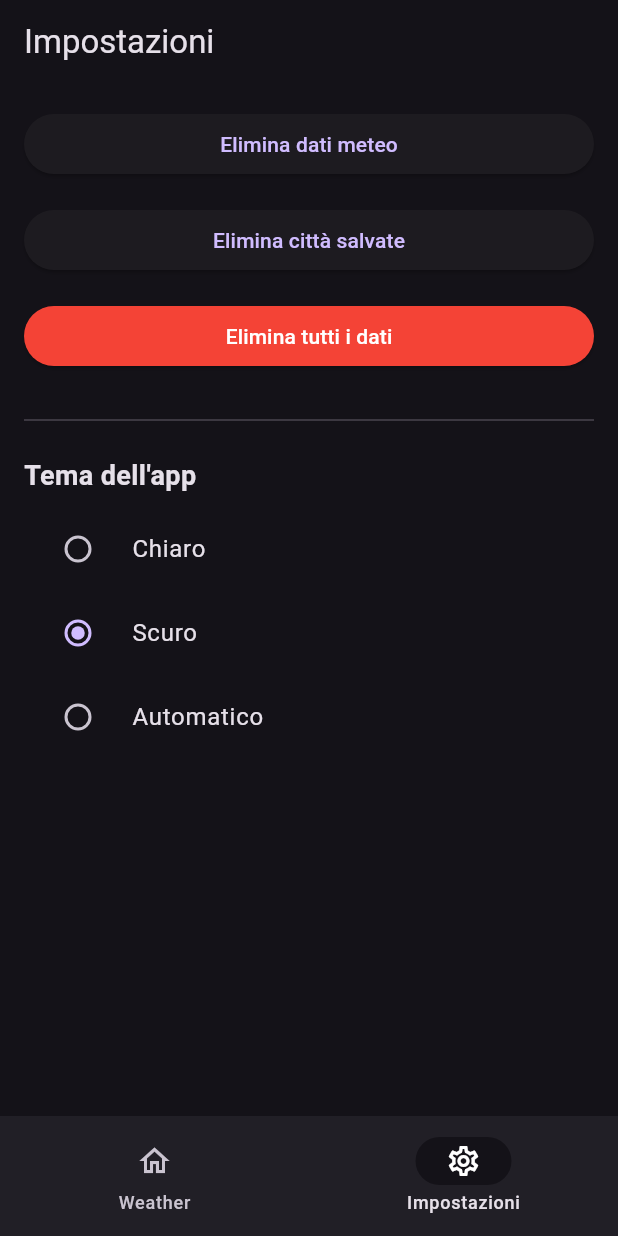
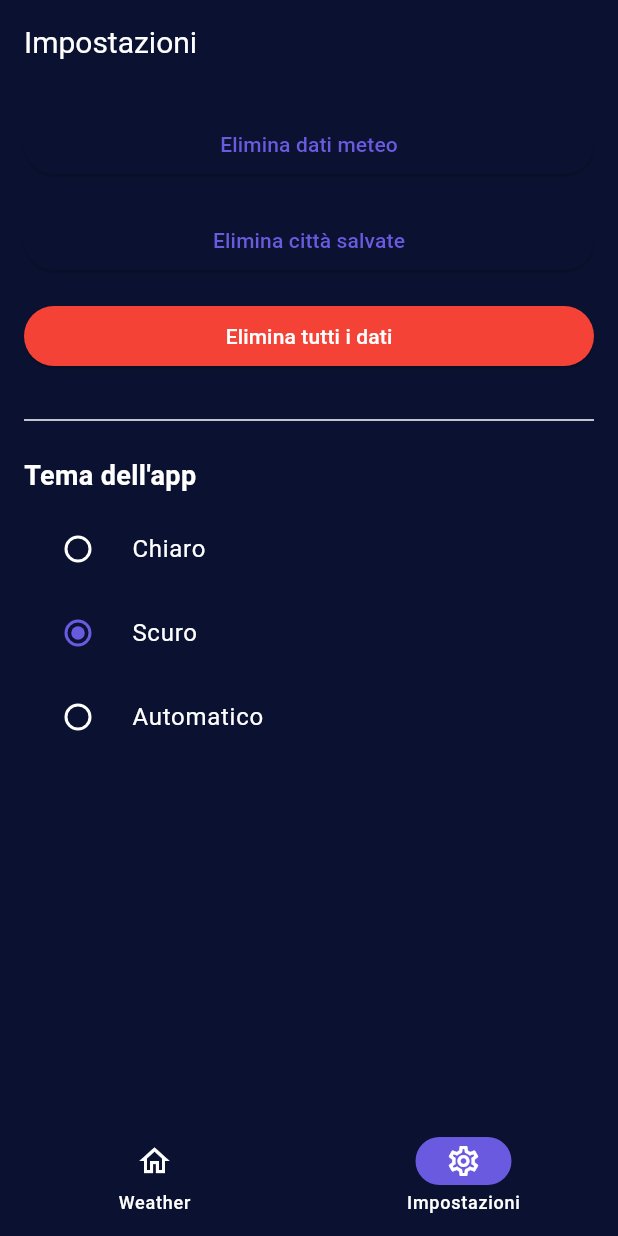
Before and after one commit to NicolaBuomp/meteo_app_esercizio_9, a Flutter app: the screen it shows after launch, item 2 of the bottom bar chosen, after a tap on "Scuro", on a phone screen of 412 x 824 dp. Run offline on Flutter 3.47's test engine with Material 3 defaults, Android fonts, the phone set to English and light mode, and no system bars; our stand-ins replace dio, flutter_riverpod, geolocator, go_router, shared_preferences.

Commit message:
nuova UI

```diff
--- /dev/null
+++ b/lib/Base/service/theme_service.dart
@@ -0,0 +1,27 @@
+import 'dart:convert';
+import 'package:shared_preferences/shared_preferences.dart';
+import 'package:flutter/material.dart';
+
+class ThemeService {
+  static const String _themeKey = 'selectedTheme';
+
+  Future<void> saveTheme(ThemeMode themeMode) async {
+    final prefs = await SharedPreferences.getInstance();
+    await prefs.setString(_themeKey, jsonEncode(themeMode.toString()));
+  }
+
+  Future<ThemeMode> loadTheme() async {
+    final prefs = await SharedPreferences.getInstance();
+    final themeString = prefs.getString(_themeKey);
+
+    if (themeString != null) {
+      if (themeString == ThemeMode.dark.toString()) {
+        return ThemeMode.dark;
+      } else {
+        return ThemeMode.light;
+      }
+    } else {
+      return ThemeMode.light;
+    }
+  }
+}
--- /dev/null
+++ b/lib/Base/theme/app_theme.dart
@@ -0,0 +1,69 @@
+import 'package:flutter/material.dart';
+
+class AppTheme {
+  static const Color lightPrimaryColor = Color(0xFF6F62FD);
+  static const Color lightBackgroundColor = Color(0xFF6F62FD);
+  static const Color darkPrimaryColor = Color.fromARGB(255, 35, 26, 130);
+  static const Color darkBackgroundColor = Color.fromARGB(255, 36, 27, 133);
+
+  static final ThemeData lightTheme = ThemeData(
+    brightness: Brightness.light,
+    primaryColor: const Color(0xFF5397E1), // Blu chiaro
+    scaffoldBackgroundColor: const Color(0xFF695CEC), // Sfondo blu chiaro
+    colorScheme: ColorScheme.light(
+      primary: const Color(0xFF695CEC), // Blu primario
+      onPrimary: Colors.white, // Testo bianco su elementi primari
+      secondary: const Color(0xFF8AA0F8), // Blu ancora più chiaro
+      onSecondary: Colors.white, // Testo su secondario
+      surface: Colors.white,
+      onSurface: Colors.black,
+    ),
+    appBarTheme: const AppBarTheme(
+      backgroundColor: Colors.transparent,
+      elevation: 0,
+      iconTheme: IconThemeData(color: Colors.white),
+      titleTextStyle: TextStyle(color: Colors.white, fontSize: 20),
+    ),
+    cardTheme: const CardTheme(
+      color: Color(0xFF6631BD), // Sfondo bianco per le card
+      elevation: 4, // Elevazione per effetto ombra
+      margin: EdgeInsets.all(12),
+      shape: RoundedRectangleBorder(
+        borderRadius: BorderRadius.all(Radius.circular(16)),
+      ),
+    ),
+    textTheme: const TextTheme(
+      bodyLarge: TextStyle(color: Colors.white),
+      bodyMedium: TextStyle(color: Colors.white),
+      headlineLarge: TextStyle(color: Colors.white, fontSize: 40),
+      headlineSmall: TextStyle(color: Colors.white, fontSize: 20),
+    ),
+  );
+
+  static final ThemeData darkTheme = ThemeData(
+    brightness: Brightness.dark,
+    primaryColor: const Color(0xFF6A5AE0), // Viola scuro
+    scaffoldBackgroundColor: const Color(0xFF0B1131), // Blu notte
+    colorScheme: ColorScheme.dark(
+      primary: const Color(0xFF6A5AE0), // Viola primario
+      onPrimary: Colors.white, // Testo bianco su elementi primari
+      secondary: const Color(0xFF8AA0F8), // Blu chiaro per elementi secondari
+      onSecondary: Colors.white, // Testo su secondario
+      surface: const Color(0xFF0B1131), // Sfondo delle card
+      onSurface: Colors.white, // Testo su superfici
+    ),
+    appBarTheme: const AppBarTheme(
+      backgroundColor: Colors.transparent,
+      elevation: 0,
+      iconTheme: IconThemeData(color: Colors.white),
+      titleTextStyle: TextStyle(color: Colors.white, fontSize: 20),
+    ),
+    textTheme: const TextTheme(
+      bodyLarge: TextStyle(color: Colors.white), // Testo bianco per body
+      bodyMedium: TextStyle(color: Colors.white),
+      headlineLarge:
+          TextStyle(color: Colors.white, fontSize: 40), // Testo titoli
+      headlineSmall: TextStyle(color: Colors.white, fontSize: 20),
+    ),
+  );
+}
--- /dev/null
+++ b/lib/Base/viewmodel/theme_viewmodel.dart
@@ -0,0 +1,47 @@
+import 'package:flutter/material.dart';
+import 'package:flutter_riverpod/flutter_riverpod.dart';
+import 'package:meteo_app_esercizio_9/Base/service/theme_service.dart';
+
+class ThemeViewModel extends StateNotifier<ThemeMode> {
+  final ThemeService _themeService;
+
+  ThemeViewModel(this._themeService) : super(ThemeMode.light) {
+    _loadTheme();
+  }
+
+  Future<void> _loadTheme() async {
+    final theme = await _themeService.loadTheme();
+    state = theme;
+  }
+
+  void setLightMode() {
+    state = ThemeMode.light;
+    _themeService.saveTheme(ThemeMode.light);
+  }
+
+  void setDarkMode() {
+    state = ThemeMode.dark;
+    _themeService.saveTheme(ThemeMode.dark);
+  }
+
+  void setSystemMode() {
+    state = ThemeMode.system;
+    _themeService.saveTheme(ThemeMode.system);
+  }
+
+  void toggleTheme() {
+    if (state == ThemeMode.light) {
+      state = ThemeMode.dark;
+      _themeService.saveTheme(ThemeMode.dark);
+    } else {
+      state = ThemeMode.light;
+      _themeService.saveTheme(ThemeMode.light);
+    }
+  }
+}
+
+final themeViewModelProvider =
+    StateNotifierProvider<ThemeViewModel, ThemeMode>((ref) {
+  final themeService = ThemeService();
+  return ThemeViewModel(themeService);
+});
--- a/lib/main.dart
+++ b/lib/main.dart
@@ -1,7 +1,8 @@
 import 'package:flutter/material.dart';
 import 'package:flutter_riverpod/flutter_riverpod.dart';
 import 'package:meteo_app_esercizio_9/Base/Router/router.dart';
-import 'package:meteo_app_esercizio_9/Base/di/theme_provider.dart';
+import 'package:meteo_app_esercizio_9/Base/theme/app_theme.dart';
+import 'package:meteo_app_esercizio_9/Base/viewmodel/theme_viewmodel.dart';
 
 void main() async {
   WidgetsFlutterBinding.ensureInitialized();
@@ -14,13 +15,13 @@ class MyApp extends ConsumerWidget {
 
   @override
   Widget build(BuildContext context, WidgetRef ref) {
-    final themeMode = ref.watch(themeModeProvider);
+    final themeMode = ref.watch(themeViewModelProvider);
 
     return MaterialApp.router(
       routerConfig: router,
       debugShowCheckedModeBanner: false,
-      theme: ThemeData.light(),
-      darkTheme: ThemeData.dark(),
+      theme: AppTheme.lightTheme,
+      darkTheme: AppTheme.darkTheme,
       themeMode: themeMode,
     );
   }
--- a/lib/settings/ui/screens/settings/settings_page.dart
+++ b/lib/settings/ui/screens/settings/settings_page.dart
@@ -1,6 +1,6 @@
 import 'package:flutter/material.dart';
 import 'package:flutter_riverpod/flutter_riverpod.dart';
-import 'package:meteo_app_esercizio_9/Base/di/theme_provider.dart';
+import 'package:meteo_app_esercizio_9/Base/viewmodel/theme_viewmodel.dart';
 import 'package:meteo_app_esercizio_9/weather/viewmodel/favorite_cities_viewmodel.dart';
 import 'package:meteo_app_esercizio_9/weather/viewmodel/weather_viewmodel.dart';
 
@@ -9,8 +9,8 @@ class SettingsPage extends ConsumerWidget {
 
   @override
   Widget build(BuildContext context, WidgetRef ref) {
-    final themeMode = ref.watch(themeModeProvider);
-    final themeNotifier = ref.read(themeModeProvider.notifier);
+    final themeMode = ref.watch(themeViewModelProvider);
+    final themeViewModel = ref.read(themeViewModelProvider.notifier);
     final weatherViewModel = ref.read(weatherViewModelProvider.notifier);
     final favoriteCitiesViewModel =
         ref.read(favoriteCitiesViewModelProvider.notifier);
@@ -74,7 +74,7 @@ class SettingsPage extends ConsumerWidget {
               groupValue: themeMode,
               onChanged: (value) {
                 if (value != null) {
-                  themeNotifier.state = value;
+                  themeViewModel.setLightMode();
                 }
               },
             ),
@@ -84,7 +84,7 @@ class SettingsPage extends ConsumerWidget {
               groupValue: themeMode,
               onChanged: (value) {
                 if (value != null) {
-                  themeNotifier.state = value;
+                  themeViewModel.setDarkMode();
                 }
               },
             ),
@@ -94,7 +94,7 @@ class SettingsPage extends ConsumerWidget {
               groupValue: themeMode,
               onChanged: (value) {
                 if (value != null) {
-                  themeNotifier.state = value;
+                  themeViewModel.setSystemMode();
                 }
               },
             ),
--- a/lib/weather/ui/screens/weather_page.dart
+++ b/lib/weather/ui/screens/weather_page.dart
@@ -1,10 +1,8 @@
 import 'package:flutter/material.dart';
 import 'package:flutter_riverpod/flutter_riverpod.dart';
-import 'package:meteo_app_esercizio_9/weather/di/search_bar_visibility_provider.dart';
-import 'package:meteo_app_esercizio_9/weather/ui/widgets/search_bar.dart';
+import 'package:meteo_app_esercizio_9/weather/ui/widgets/search_input.dart';
 import '../../viewmodel/weather_viewmodel.dart';
 import '../widgets/weather_content.dart';
-import '../widgets/weather_app_bar.dart';
 
 class WeatherPage extends ConsumerWidget {
   const WeatherPage({super.key});
@@ -13,18 +11,31 @@ class WeatherPage extends ConsumerWidget {
   Widget build(BuildContext context, WidgetRef ref) {
     final weatherState = ref.watch(weatherViewModelProvider);
     final weatherViewModel = ref.read(weatherViewModelProvider.notifier);
-    final showSearchField = ref.watch(searchBarVisibilityProvider);
     final searchController = TextEditingController();
 
+    // Determina il testo del placeholder dinamico
+    String hintText = "Cerca";
+    weatherState.whenData((weather) {
+      if (weather != null) {
+        hintText = '${weather.location}, ${weather.region}, ${weather.country}';
+      }
+    });
+
     return Scaffold(
-      appBar: PreferredSize(
-        preferredSize: const Size.fromHeight(60.0),
-        child: WeatherAppBar(
-          showSearchField: showSearchField,
-          onToggleSearchField: () {
-            ref.read(searchBarVisibilityProvider.notifier).toggle();
-          },
-          onLocationSearch: () async {
+      body: Padding(
+        padding: const EdgeInsets.only(top: 50.0),
+        child: RefreshIndicator(
+          onRefresh: weatherViewModel.refreshWeather,
+          child: Padding(
+            padding: const EdgeInsets.all(16.0),
+            child: Column(
+              children: [
+                CustomSearchInput(
+                  controller: searchController,
+                  hintText: hintText, // Usa il nome della città o "Cerca"
+                  leadingIcon: Icons.location_on_rounded,
+                  trailingIcon: Icons.send_rounded,
+                  onLeadingIconTap: () async {
                     try {
                       await weatherViewModel.loadWeatherWithPermission();
                     } catch (e) {
@@ -33,24 +44,10 @@ class WeatherPage extends ConsumerWidget {
                       );
                     }
                   },
-        ),
-      ),
-      body: RefreshIndicator(
-        onRefresh: weatherViewModel.refreshWeather,
-        child: SingleChildScrollView(
-          physics: const AlwaysScrollableScrollPhysics(),
-          child: Padding(
-            padding: const EdgeInsets.all(16.0),
-            child: Column(
-              children: [
-                if (showSearchField)
-                  SearchBarInput(
-                    controller: searchController,
-                    onSearch: () {
+                  onTrailingIconTap: () {
                     final city = searchController.text.trim();
                     if (city.isNotEmpty) {
                       weatherViewModel.loadWeather(city);
-                        ref.read(searchBarVisibilityProvider.notifier).hide();
                       searchController.clear();
                     }
                   },
--- a/lib/weather/ui/widgets/search_bar.dart
+++ b/lib/weather/ui/widgets/search_bar.dart
@@ -1,5 +1,4 @@
 import 'package:flutter/material.dart';
-import 'search_input.dart';
 
 class SearchBarInput extends StatelessWidget {
   final TextEditingController controller;
@@ -17,9 +16,6 @@ class SearchBarInput extends StatelessWidget {
       padding: const EdgeInsets.all(5.0),
       child: Row(
         children: [
-          Expanded(
-            child: SearchInput(controller: controller),
-          ),
           const SizedBox(width: 8),
           ElevatedButton(
             onPressed: onSearch,
--- a/lib/weather/ui/widgets/search_input.dart
+++ b/lib/weather/ui/widgets/search_input.dart
@@ -1,25 +1,55 @@
 import 'package:flutter/material.dart';
 
-class SearchInput extends StatelessWidget {
-  final TextEditingController? controller;
-  final ValueChanged<String>? onChanged;
+class CustomSearchInput extends StatelessWidget {
+  final TextEditingController controller;
+  final String hintText;
+  final IconData leadingIcon;
+  final IconData trailingIcon;
+  final VoidCallback onLeadingIconTap;
+  final VoidCallback onTrailingIconTap;
 
-  const SearchInput({super.key, this.onChanged, this.controller});
+  const CustomSearchInput({
+    super.key,
+    required this.controller,
+    required this.hintText,
+    required this.leadingIcon,
+    required this.trailingIcon,
+    required this.onLeadingIconTap,
+    required this.onTrailingIconTap,
+  });
 
   @override
   Widget build(BuildContext context) {
-    return TextField(
-      controller: controller,
-      onChanged: onChanged,
-      decoration: InputDecoration(
-        hintText: 'Cerca città...',
-        prefixIcon: const Icon(Icons.search),
-        border: OutlineInputBorder(
-          borderRadius: BorderRadius.circular(12.0),
-          borderSide: BorderSide.none,
-        ),
-        filled: true,
-        fillColor: Colors.transparent.withOpacity(0.2),
+    return Container(
+      decoration: BoxDecoration(
+        color: Colors.white,
+        borderRadius: BorderRadius.circular(20), // Arrotondamento dei bordi
+      ),
+      padding: const EdgeInsets.symmetric(horizontal: 16, vertical: 8),
+      child: Row(
+        children: [
+          GestureDetector(
+            onTap: onLeadingIconTap,
+            child: Icon(leadingIcon, color: const Color(0xFF767676)),
+          ),
+          const SizedBox(width: 8),
+          Expanded(
+            child: TextField(
+              controller: controller,
+              decoration: InputDecoration(
+                hintText: hintText,
+                hintStyle: const TextStyle(color: Color(0xFF767676)),
+                border: InputBorder.none,
+              ),
+              style: const TextStyle(color: Color(0xFF767676)),
+            ),
+          ),
+          const SizedBox(width: 8),
+          GestureDetector(
+            onTap: onTrailingIconTap,
+            child: Icon(trailingIcon, color: const Color(0xFF767676)),
+          ),
+        ],
       ),
     );
   }
--- a/lib/weather/ui/widgets/weather_app_bar.dart
+++ b/lib/weather/ui/widgets/weather_app_bar.dart
@@ -25,25 +25,14 @@ class WeatherAppBar extends StatelessWidget {
           title: weatherState.when(
             data: (weather) => weather != null
                 ? Row(
-                    mainAxisAlignment: MainAxisAlignment.spaceBetween,
+                    mainAxisAlignment: MainAxisAlignment.end,
                     children: [
-                      Text(
-                        weather.location,
-                        style: const TextStyle(fontSize: 26),
-                      ),
                       Row(
                         children: [
                           IconButton(
                             onPressed: onLocationSearch,
                             icon: const Icon(
                               Icons.location_on,
-                              size: 32,
-                            ),
-                          ),
-                          IconButton(
-                            onPressed: onToggleSearchField,
-                            icon: const Icon(
-                              Icons.search,
                               size: 32,
                             ),
                           ),
@@ -55,7 +44,6 @@ class WeatherAppBar extends StatelessWidget {
                 : Row(
                     mainAxisAlignment: MainAxisAlignment.spaceBetween,
                     children: [
-                      const Text('Weather App'),
                       LocationAndSearchToggle(
                         onLocationSearch: onLocationSearch,
                         onToggleSearchField: onToggleSearchField,
--- a/lib/weather/ui/widgets/weather_content.dart
+++ b/lib/weather/ui/widgets/weather_content.dart
@@ -1,7 +1,7 @@
 import 'package:flutter/material.dart';
 import 'package:flutter_riverpod/flutter_riverpod.dart';
+import 'package:meteo_app_esercizio_9/weather/ui/widgets/fovorite_city_list.dart';
 import 'package:meteo_app_esercizio_9/weather/viewmodel/weather_viewmodel.dart';
-import '../widgets/fovorite_city_list.dart';
 import '../widgets/weather_info.dart';
 
 class WeatherContent extends ConsumerWidget {
```
Also changed, not shown: lib/Base/widgets/top_bar.dart (added, +43 -0 lines), lib/weather/di/weather_provider.dart (+6 -1 lines), lib/weather/ui/widgets/favorite_city_card.dart (added, +105 -0 lines), lib/weather/ui/widgets/fovorite_city_list.dart (+21 -102 lines), lib/weather/ui/widgets/weather_info.dart (+71 -50 lines). Lines whose indentation alone changed are shown as unchanged.
